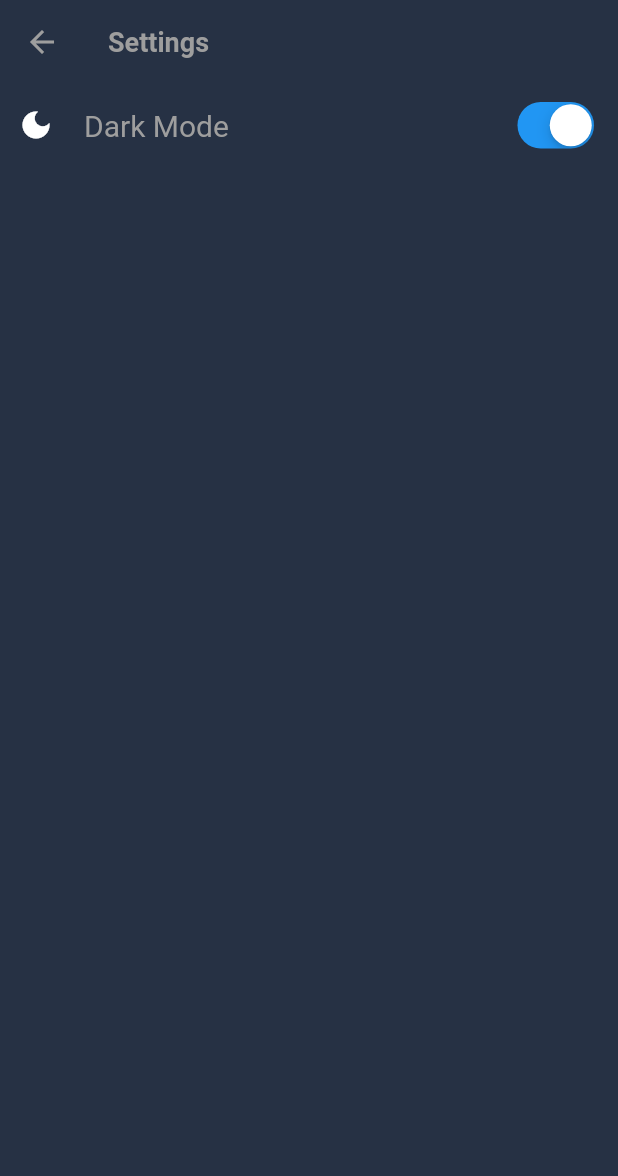
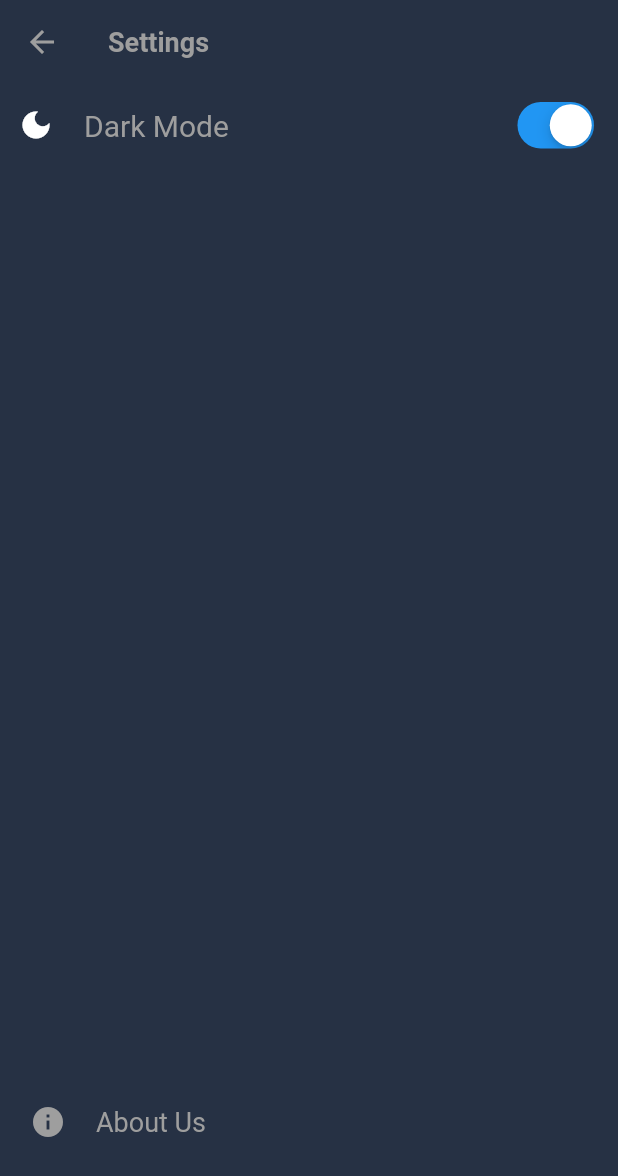
Before and after one commit to Harishwarrior/pulse_rate_monitor, a Flutter app: the Settings screen opened directly, on a phone screen of 412 x 824 dp. Shown: the top 1176 px of the screen. Run offline on Flutter 3.47's test engine with Material 2 defaults, Android fonts, the phone set to English and light mode, and no system bars; our stand-ins replace charts_flutter, flutter_riverpod, percent_indicator, wakelock; missing offline and left inert: flutter_better_camera.

Commit message:
About Us screen added

```diff
--- a/lib/view/setting.dart
+++ b/lib/view/setting.dart
@@ -1,8 +1,11 @@
 // create a toggle menu
+
+// ignore_for_file: prefer_const_constructors, prefer_const_literals_to_create_immutables
 
 import 'package:flutter/cupertino.dart';
 import 'package:flutter/material.dart';
 import 'package:flutter_riverpod/flutter_riverpod.dart';
+import 'package:pulse_rate_monitor/view/aboutUs.dart';
 
 import '../provider/view_provider.dart';
 
@@ -55,6 +58,52 @@ class Settings extends ConsumerWidget {
                 ),
               ],
             ),
+            SizedBox(
+              height: MediaQuery.of(context).size.height * 0.75,
+            ),
+            Row(
+              children: [
+                Container(
+                  width: MediaQuery.of(context).size.width - 24,
+                  height: 54,
+                  child: TextButton(
+                    style: ButtonStyle(
+                        textStyle: MaterialStateProperty.all(
+                            const TextStyle(fontSize: 20, color: Colors.grey))),
+                    onPressed: () {
+                      Navigator.push(
+                        context,
+                        MaterialPageRoute(
+                          builder: (context) {
+                            return AboutUs();
+                          },
+                        ),
+                      );
+                    },
+                    child: Row(
+                      mainAxisAlignment: MainAxisAlignment.start,
+                      children: [
+                        Icon(
+                          Icons.info,
+                          size: 24.0,
+                          color: Colors.grey,
+                        ),
+                        SizedBox(
+                          width: 20,
+                        ),
+                        Text(
+                          'About Us',
+                          style: TextStyle(
+                            color: Colors.grey,
+                            fontSize: 18,
+                          ),
+                        ), // <-- Text
+                      ],
+                    ),
+                  ),
+                ),
+              ],
+            )
           ],
         ),
       ),
```
Also changed, not shown: lib/view/aboutUs.dart (added, +62 -0 lines).
